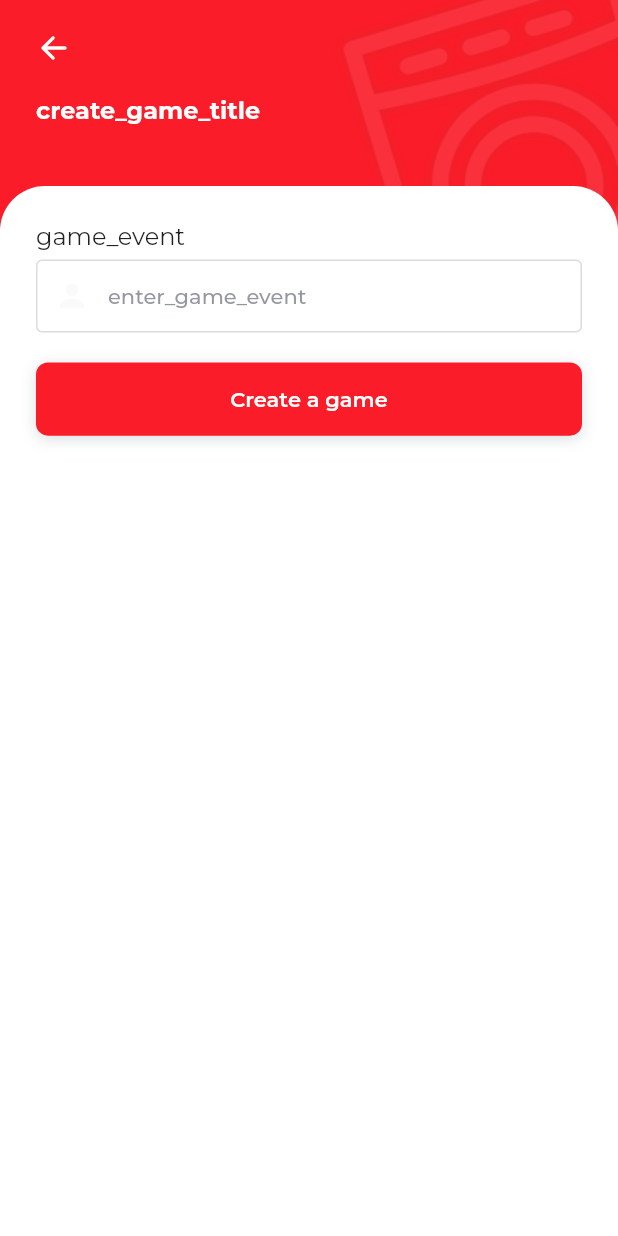
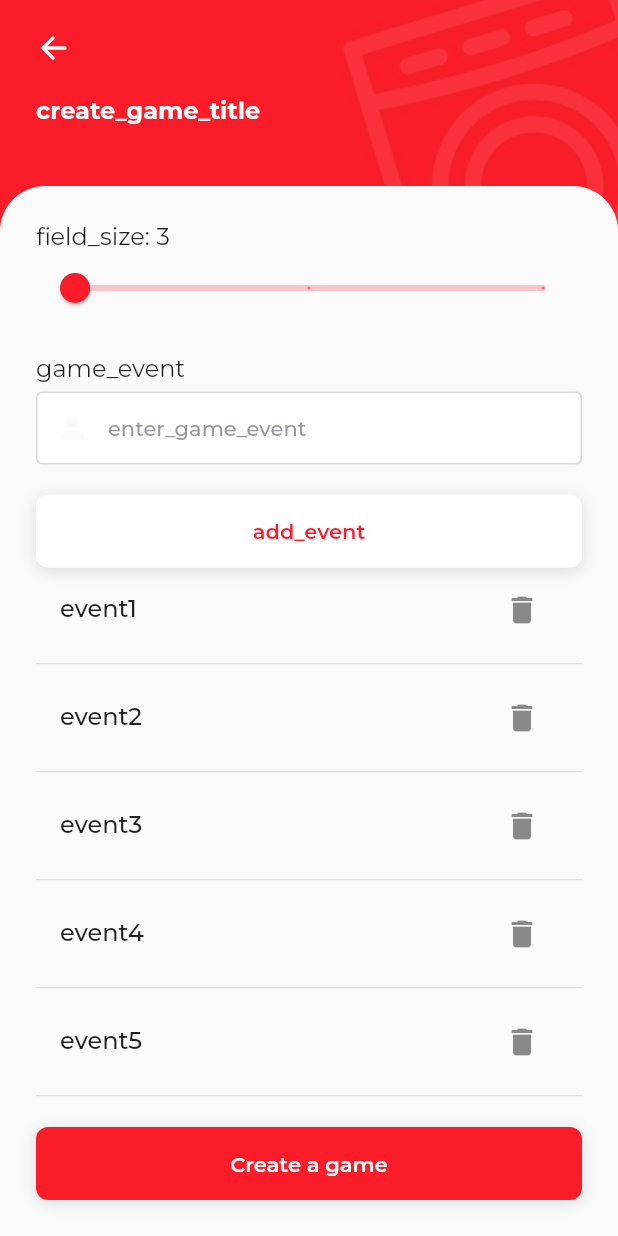
Before and after one commit to iieo/bahn_bingo, a Flutter app: the CreateGameScreen screen opened by its route, on a phone screen of 412 x 824 dp. Run offline on Flutter 3.47's test engine with Material 2 defaults, Android fonts, the phone set to English and light mode, and no system bars; our stand-ins replace another_flushbar, dio, event_bus, flutter_mobx, flutter_screenutil, get_it and 6 more; missing offline and left inert: xxtea; accounts and stored records are empty; generated files the repository leaves out were written again.

Commit message:
added create game screen presentation

```diff
--- a/lib/core/stores/form/create_game_store.dart
+++ b/lib/core/stores/form/create_game_store.dart
@@ -14,7 +14,15 @@ abstract class _CreateGameStore with Store {
 
   _CreateGameStore(this.gameErrorStore, this.errorStore) {
     _setupValidations();
-    gameErrorStore.gameError = "error_gameid_empty";
+    gameErrorStore.gameError = "error_game_event_empty";
+    events.add("event1");
+    events.add("event2");
+    events.add("event3");
+    events.add("event4");
+    events.add("event5");
+    events.add("event6");
+    events.add("event7");
+    events.add("event8");
   }
 
   // disposers:-----------------------------------------------------------------
@@ -31,10 +39,16 @@ abstract class _CreateGameStore with Store {
   List<String> events = [];
 
   @observable
+  int fieldSize = 3;
+
+  @observable
   String currentEvent = "";
 
   @computed
-  bool get canCreateGame => gameErrorStore.gameError == null;
+  bool get canAddEvent => gameErrorStore.gameError == null;
+
+  @computed
+  bool get canCreateGame => events.length == fieldSize * fieldSize;
 
   // actions:-------------------------------------------------------------------
 
@@ -46,11 +60,18 @@ abstract class _CreateGameStore with Store {
   @action
   void addEvent(String value) {
     events.add(value);
+    currentEvent = "";
+    gameErrorStore.gameError = "";
   }
 
   @action
   void removeEvent(int index) {
     events.removeAt(index);
+  }
+
+  @action
+  void setFieldSize(int value) {
+    fieldSize = value;
   }
 
   @action
--- a/lib/core/stores/game/game_store.dart
+++ b/lib/core/stores/game/game_store.dart
@@ -1,6 +1,5 @@
 import 'package:boilerplate/core/stores/error/error_store.dart';
 import 'package:boilerplate/core/stores/form/game_error_store.dart';
-import 'package:boilerplate/core/stores/form/join_game_store.dart';
 import 'package:boilerplate/domain/entity/game/game.dart';
 import 'package:boilerplate/domain/usecase/game/create_game_usecase.dart';
 import 'package:boilerplate/domain/usecase/game/exit_game_usecase.dart';
@@ -92,10 +91,10 @@ abstract class _GameStore with Store {
   }
 
   @action
-  Future<void> createGame() async {
+  Future<void> createGame(List<String> events) async {
     try {
       isLoading = true;
-      game = await _createGameUseCase.call(params: null);
+      game = await _createGameUseCase.call(params: events);
       success = game != null;
     } catch (e) {
       errorStore.errorMessage = "error_create_game";
--- a/lib/core/widgets/input_widget.dart
+++ b/lib/core/widgets/input_widget.dart
@@ -15,12 +15,14 @@ class InputWidget extends StatelessWidget {
   final TextInputAction? inputAction;
   final TextInputType? inputType;
   final String? errorText;
+  final int? maxLength;
 
   const InputWidget({
     super.key,
     this.hintText,
     this.inputType,
     this.icon,
+    this.maxLength,
     this.errorText,
     this.height = 48.0,
     this.topLabel = "",
@@ -51,6 +53,7 @@ class InputWidget extends StatelessWidget {
             focusNode: focusNode,
             onFieldSubmitted: onFieldSubmitted,
             onChanged: onChanged,
+            maxLength: maxLength,
             autofocus: autoFocus,
             textInputAction: inputAction,
             obscureText: isObscure,
--- a/lib/data/repository/game/game_repository_impl.dart
+++ b/lib/data/repository/game/game_repository_impl.dart
@@ -15,7 +15,7 @@ class GameRepositoryImpl extends GameRepository {
   // Game:---------------------------------------------------------------------
 
   @override
-  Future<Game?> createGame() async {
+  Future<Game?> createGame(List<String> events) async {
     String gameId = Random().nextInt(10000).toString();
     Game? game =
         await Future.delayed(Duration(seconds: 2), () => new Game(id: gameId));
--- a/lib/domain/repository/game/game_repository.dart
+++ b/lib/domain/repository/game/game_repository.dart
@@ -3,7 +3,7 @@ import 'dart:async';
 import 'package:boilerplate/domain/entity/game/game.dart';
 
 abstract class GameRepository {
-  Future<Game?> createGame();
+  Future<Game?> createGame(List<String> events);
 
   Future<Game?> joinGame(String gameId);
 
--- a/lib/domain/usecase/game/create_game_usecase.dart
+++ b/lib/domain/usecase/game/create_game_usecase.dart
@@ -3,13 +3,13 @@ import 'package:boilerplate/domain/repository/game/game_repository.dart';
 
 import '../../../core/domain/usecase/use_case.dart';
 
-class CreateGameUseCase implements UseCase<Game?, void> {
+class CreateGameUseCase implements UseCase<Game?, List<String>> {
   final GameRepository _gameRepository;
 
   CreateGameUseCase(this._gameRepository);
 
   @override
-  Future<Game?> call({required void params}) async {
-    return await _gameRepository.createGame();
+  Future<Game?> call({required List<String> params}) async {
+    return await _gameRepository.createGame(params);
   }
 }
--- a/lib/presentation/create_game/create_game.dart
+++ b/lib/presentation/create_game/create_game.dart
@@ -130,25 +130,36 @@ class _CreateGameScreenState extends State<CreateGameScreen> {
   Widget _buildInputUI() {
     return Flexible(
       child: Container(
-        width: double.infinity,
         constraints: BoxConstraints(
           minHeight: MediaQuery.of(context).size.height - 180.0,
         ),
-        decoration: const BoxDecoration(
+        decoration: BoxDecoration(
             borderRadius: BorderRadius.only(
               topLeft: Radius.circular(30.0),
               topRight: Radius.circular(30.0),
             ),
-          color: Colors.white,
-        ),
+            color: Theme.of(context).colorScheme.background),
         padding: const EdgeInsets.all(24.0),
         child: Column(
+          mainAxisAlignment: MainAxisAlignment.spaceBetween,
           crossAxisAlignment: CrossAxisAlignment.stretch,
           children: [
-            _buildGameIdInputField(),
+            Expanded(
+                child: Container(
+                    child: Column(
+              children: [
+                _buildAmountSlider(),
                 const SizedBox(
-              height: 20.0,
+                  height: 20,
                 ),
+                _buildGameEventInputField(),
+                const SizedBox(
+                  height: 20,
+                ),
+                _buildAddEventButton(),
+                _buildEventList(),
+              ],
+            ))),
             Observer(
                 builder: ((context) => AppButton(
                       focusNode: _createButtonFocusNode,
@@ -158,10 +169,11 @@ class _CreateGameScreenState extends State<CreateGameScreen> {
                       onPressed: () async {
                         if (_eventsStore.canCreateGame) {
                           DeviceUtils.hideKeyboard(context);
-                          _gameStore.joinGame(_gameEventController.text);
+                          _gameStore.createGame(_eventsStore.events);
                         } else {
                           _showErrorMessage("Error: " +
-                              _eventsStore.gameErrorStore.gameError!);
+                              AppLocalizations.of(context)
+                                  .translate('create_game_error_event_length'));
                         }
                       },
                     )))
@@ -171,7 +183,69 @@ class _CreateGameScreenState extends State<CreateGameScreen> {
     );
   }
 
-  Widget _buildGameIdInputField() {
+  Widget _buildEventList() {
+    return Observer(builder: (context) {
+      return Expanded(
+          child: ListView.separated(
+              separatorBuilder: (context, index) => Divider(),
+              itemCount: _eventsStore.events.length,
+              itemBuilder: (context, index) {
+                return ListTile(
+                  title: Text(_eventsStore.events[index]),
+                  trailing: IconButton(
+                    icon: Icon(Icons.delete),
+                    onPressed: () {
+                      _eventsStore.removeEvent(index);
+                    },
+                  ),
+                );
+              }));
+    });
+  }
+
+  Widget _buildAddEventButton() {
+    return AppButton(
+        type: ButtonType.PLAIN,
+        onPressed: () async {
+          if (_eventsStore.canAddEvent) {
+            DeviceUtils.hideKeyboard(context);
+            _eventsStore.addEvent(_gameEventController.text);
+            _gameEventController.clear();
+          } else {
+            _showErrorMessage(
+                "Error: " + _eventsStore.gameErrorStore.gameError!);
+          }
+        },
+        text: AppLocalizations.of(context).translate('add_event'));
+  }
+
+  Widget _buildAmountSlider() {
+    return Column(crossAxisAlignment: CrossAxisAlignment.start, children: [
+      Text(
+        AppLocalizations.of(context).translate('field_size') +
+            ": " +
+            _eventsStore.fieldSize.toString(),
+        textAlign: TextAlign.left,
+        style: Theme.of(context).textTheme.bodyMedium,
+      ),
+      Observer(builder: (context) {
+        return Slider(
+          value: _eventsStore.fieldSize.toDouble(),
+          min: 3,
+          max: 5,
+          divisions: 2,
+          label: AppLocalizations.of(context).translate('field_size') +
+              ": " +
+              _eventsStore.fieldSize.toString(),
+          onChanged: (double value) {
+            _eventsStore.setFieldSize(value.toInt());
+          },
+        );
+      })
+    ]);
+  }
+
+  Widget _buildGameEventInputField() {
     return Observer(builder: (context) {
       return InputWidget(
         inputType: TextInputType.emailAddress,
```
Also changed, not shown: lib/presentation/join_game/join_game.dart (+7 -7 lines), lib/core/stores/form/create_game_store.g.dart, lib/core/stores/game/game_store.g.dart. Lines whose indentation alone changed are shown as unchanged.
